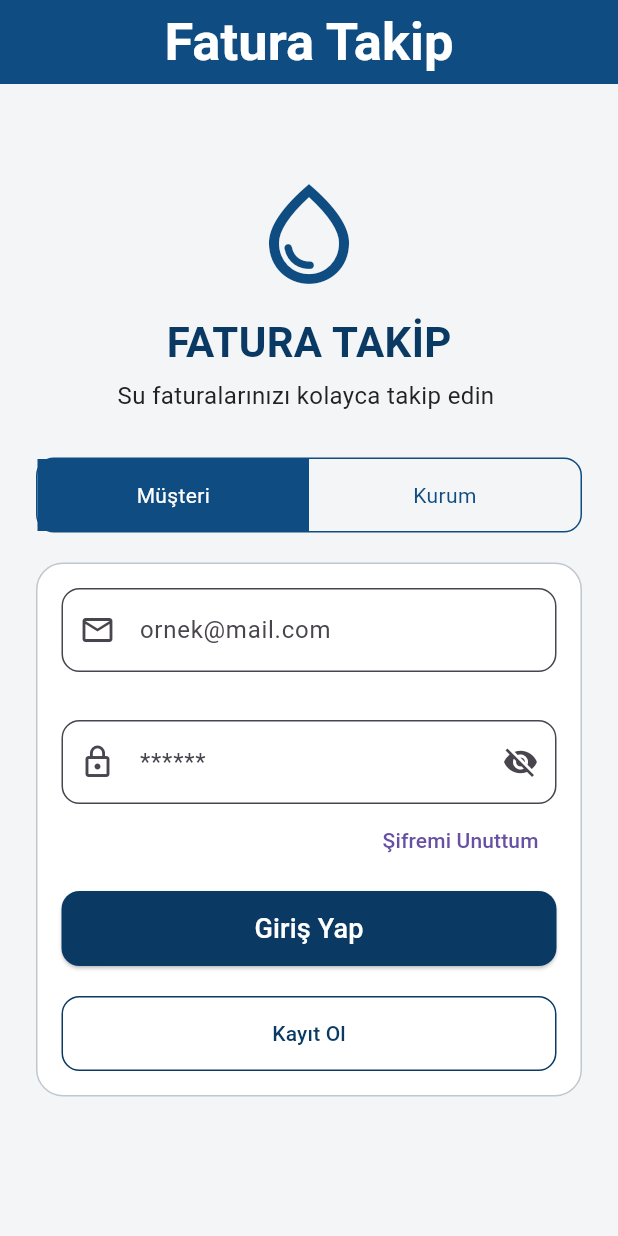
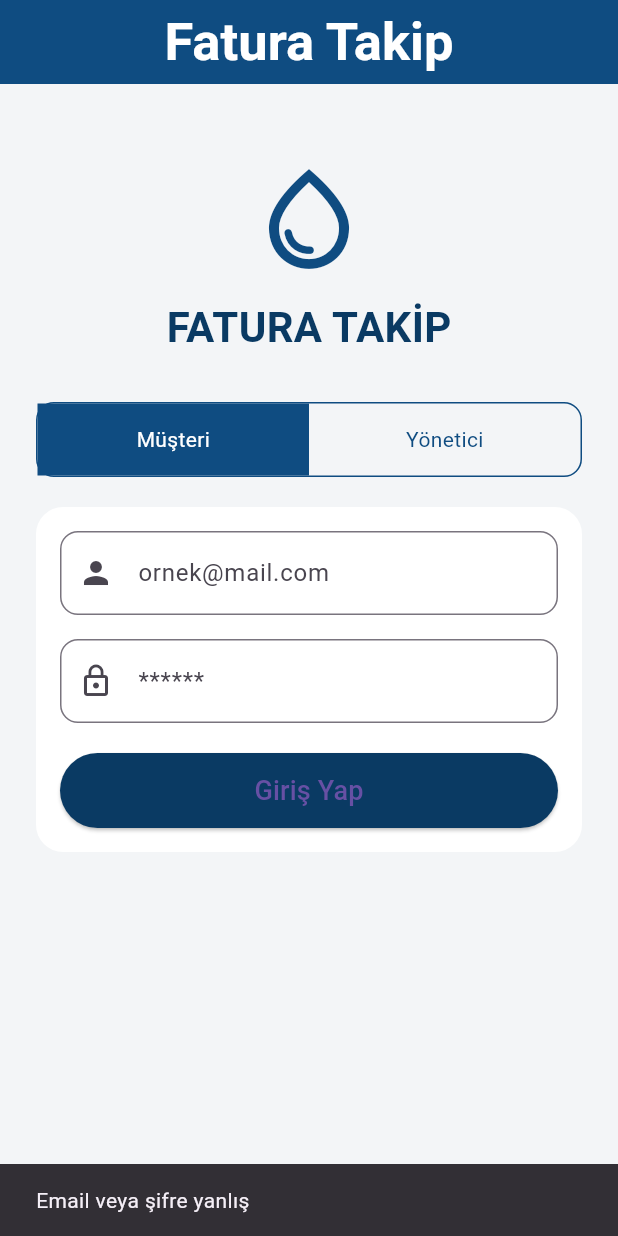
Before and after one commit to Yunusbulbul/243301010_YunusBulbul_Flutter_Proje, a Flutter app: the screen it shows after launch, after a tap on "Giriş Yap", on a phone screen of 412 x 824 dp. Run offline on Flutter 3.47's test engine with Material 3 defaults, Android fonts, the light colour scheme and no system bars; our stand-ins replace supabase_flutter; accounts and stored records are empty.

Commit message:
Faturaların görülebileceği ana sayfa oluşturuldu

```diff
--- a/lib/main.dart
+++ b/lib/main.dart
@@ -1,7 +1,15 @@
 import 'package:flutter/material.dart';
+import 'package:supabase_flutter/supabase_flutter.dart';
 import 'screens/login_screen.dart';
 
-void main() {
+Future<void> main() async {
+  WidgetsFlutterBinding.ensureInitialized();
+
+  await Supabase.initialize(
+    url: 'https://ntykrlmphfizmisdaslh.supabase.co',
+    anonKey: 'eyJhbGciOiJIUzI1NiIsInR5cCI6IkpXVCJ9.eyJpc3MiOiJzdXBhYmFzZSIsInJlZiI6Im50eWtybG1waGZpem1pc2Rhc2xoIiwicm9sZSI6ImFub24iLCJpYXQiOjE3NzY5MzU4MDIsImV4cCI6MjA5MjUxMTgwMn0.l3q79FHW9yG3MHC0TUZHElJ23-blbPEu5iLeu40bflM',
+  );
+
   runApp(MyApp());
 }
 
--- a/lib/screens/login_screen.dart
+++ b/lib/screens/login_screen.dart
@@ -1,6 +1,7 @@
 import 'package:flutter/material.dart';
+import 'package:supabase_flutter/supabase_flutter.dart';
 import '../constants/app_colors.dart';
-
+import 'fatura_screen.dart';
 class LoginScreen extends StatefulWidget {
   @override
   State<LoginScreen> createState() => _LoginScreenState();
@@ -9,12 +10,50 @@ class LoginScreen extends StatefulWidget {
 class _LoginScreenState extends State<LoginScreen> {
   bool isCustomerSelected = true;
 
+  final emailController = TextEditingController();
+  final passwordController = TextEditingController();
+Future<void> login() async {
+  try {
+    final response = await Supabase.instance.client
+        .from('kullanici')
+        .select()
+        .eq('email', emailController.text.trim())
+        .eq('sifre', passwordController.text.trim());
+
+    if (response.isNotEmpty) {
+      final kullanici = response.first;
+
+      ScaffoldMessenger.of(context).showSnackBar(
+        const SnackBar(content: Text("Giriş başarılı")),
+      );
+
+      Navigator.pushReplacement(
+        context,
+        MaterialPageRoute(
+          builder: (context) => FaturalarScreen(
+            kullaniciId: kullanici['kullanici_id'],
+          ),
+        ),
+      );
+    } else {
+      ScaffoldMessenger.of(context).showSnackBar(
+        const SnackBar(content: Text("Email veya şifre yanlış")),
+      );
+    }
+  } catch (e) {
+    ScaffoldMessenger.of(context).showSnackBar(
+      SnackBar(content: Text("Hata: $e")),
+    );
+  }
+}
+
   @override
   Widget build(BuildContext context) {
     return Scaffold(
       appBar: AppBar(
         backgroundColor: AppColors.primary,
-        title: Text('Fatura Takip',
+        title: Text(
+          'Fatura Takip',
           style: TextStyle(
             color: Colors.white,
             fontWeight: FontWeight.bold,
@@ -29,9 +68,6 @@ class _LoginScreenState extends State<LoginScreen> {
           padding: EdgeInsets.symmetric(horizontal: 24, vertical: 20),
           child: Column(
             children: [
-              SizedBox(height: 10),
-
-
               SizedBox(height: 30),
 
               Icon(
@@ -51,18 +87,9 @@ class _LoginScreenState extends State<LoginScreen> {
                 ),
               ),
 
-              SizedBox(height: 4),
-
-              Text(
-                'Su faturalarınızı kolayca takip edin ',
-                style: TextStyle(
-                  fontSize: 16,
-                  color: AppColors.textDark,
-                ),
-              ),
-
               SizedBox(height: 30),
 
+              // SEÇİM
               Container(
                 height: 50,
                 decoration: BoxDecoration(
@@ -79,11 +106,9 @@ class _LoginScreenState extends State<LoginScreen> {
                           });
                         },
                         child: Container(
-                          decoration: BoxDecoration(
                           color: isCustomerSelected
                               ? AppColors.primary
                               : Colors.transparent,
-                          ),
                           child: Center(
                             child: Text(
                               'Müşteri',
@@ -105,14 +130,12 @@ class _LoginScreenState extends State<LoginScreen> {
                           });
                         },
                         child: Container(
-                          decoration: BoxDecoration(
                           color: !isCustomerSelected
                               ? AppColors.primary
                               : Colors.transparent,
-                          ),
                           child: Center(
                             child: Text(
-                              'Kurum',
+                              'Yönetici',
                               style: TextStyle(
                                 color: !isCustomerSelected
                                     ? Colors.white
@@ -121,98 +144,71 @@ class _LoginScreenState extends State<LoginScreen> {
                             ),
                           ),
                         ),
-
                       ),
                     ),
                   ],
                 ),
               ),
+
               SizedBox(height: 20),
+
               Container(
                 padding: EdgeInsets.all(16),
                 decoration: BoxDecoration(
                   color: Colors.white,
                   borderRadius: BorderRadius.circular(18),
-    border: Border.all(color: AppColors.border),
                 ),
                 child: Column(
                   children: [
+                    // EMAIL
                     TextField(
+                      controller: emailController,
                       decoration: InputDecoration(
-          hintText: "ornek@mail.com",
-          prefixIcon: Icon(Icons.mail_outline),
-          filled: true,
-          fillColor: Colors.white,
+                        hintText: isCustomerSelected
+                            ? "ornek@mail.com"
+                            : "kullanici adi",
+                        prefixIcon: Icon(Icons.person),
                         border: OutlineInputBorder(
                           borderRadius: BorderRadius.circular(12),
                         ),
                       ),
                     ),
-      SizedBox(height: 16),
+
                     SizedBox(height: 16),
 
+                    // ŞİFRE
                     TextField(
+                      controller: passwordController,
                       obscureText: true,
                       decoration: InputDecoration(
                         hintText: "******",
                         prefixIcon: Icon(Icons.lock_outline),
-    suffixIcon: Icon(Icons.visibility_off),
-    filled: true,
-    fillColor: Colors.white,
                         border: OutlineInputBorder(
                           borderRadius: BorderRadius.circular(12),
                         ),
                       ),
                     ),
-Align(
-  alignment: Alignment.centerRight,
-  child: TextButton(
-    onPressed: () {},
-    child: Text("Şifremi Unuttum"),
-  ),
-),
-  SizedBox(height: 10),
 
+                    SizedBox(height: 20),
+
+                    // GİRİŞ BUTONU
                     SizedBox(
                       width: double.infinity,
                       height: 50,
                       child: ElevatedButton(
-    onPressed: () {},
+                        onPressed: login,
                         style: ElevatedButton.styleFrom(
                           backgroundColor: AppColors.primaryDark,
-      shape: RoundedRectangleBorder(
-        borderRadius: BorderRadius.circular(12),
-      ),
                         ),
                         child: Text(
                           "Giriş Yap",
-      style: TextStyle(fontSize: 18, color: Colors.white),
-    ),
-  ),
-),
-   SizedBox(height: 20),
-
-SizedBox(
-  width: double.infinity,
-  height: 50,
-  child: OutlinedButton(
-    onPressed: () {},
-    style: OutlinedButton.styleFrom(
-      side: BorderSide(color: AppColors.primaryDark),
-      shape: RoundedRectangleBorder(
-        borderRadius: BorderRadius.circular(12),
-      ),
-    ),
-    child: Text(
-      "Kayıt Ol",
-      style: TextStyle(color: AppColors.primaryDark),
+                          style: TextStyle(fontSize: 18),
                         ),
                       ),
                     ),
                   ],
                 ),
-)
-
+              ),
             ],
           ),
         ),
--- a/pubspec.yaml
+++ b/pubspec.yaml
@@ -31,6 +31,7 @@ dependencies:
   flutter:
     sdk: flutter
 
+  supabase_flutter: ^2.10.3
   # The following adds the Cupertino Icons font to your application.
   # Use with the CupertinoIcons class for iOS style icons.
   cupertino_icons: ^1.0.8
```
Also changed, not shown: pubspec.lock, 5 other files. Lines whose indentation alone changed are shown as unchanged.
